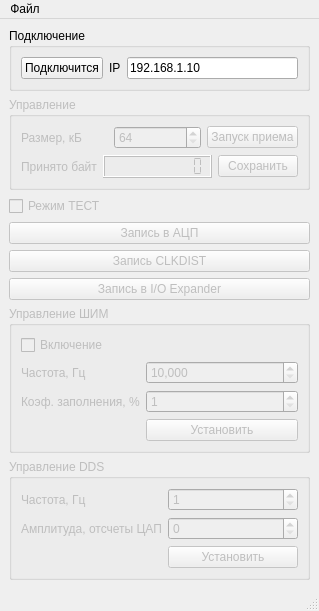
This is mainwindow.ui in reffum/digitizer_pc as Qt 5 draws it before an edit. The edited form follows.
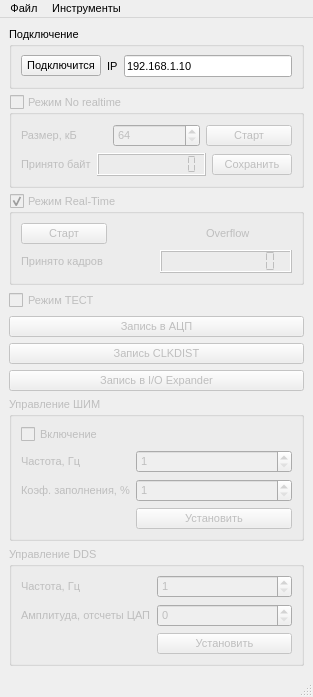
This is the edited form. Icons and pictures are not drawn. Custom widgets are drawn as their Qt base class.

Commit message:
Add code for receive data in Real-Time mode.
Data received and write to disk by net. All data packets write in 1 file and then special converter parse this file and save each packet in separate file.

```diff
--- a/mainwindow.ui
+++ b/mainwindow.ui
@@ -7,7 +7,7 @@
     <x>0</x>
     <y>0</y>
     <width>306</width>
-    <height>580</height>
+    <height>692</height>
    </rect>
   </property>
   <property name="minimumSize">
@@ -16,11 +16,22 @@
     <height>0</height>
    </size>
   </property>
+  <property name="font">
+   <font>
+    <pointsize>8</pointsize>
+   </font>
+  </property>
   <property name="windowTitle">
    <string>Оцифровщик </string>
   </property>
   <widget class="QWidget" name="centralwidget">
-   <layout class="QVBoxLayout" name="verticalLayout_2">
+   <property name="minimumSize">
+    <size>
+     <width>0</width>
+     <height>0</height>
+    </size>
+   </property>
+   <layout class="QVBoxLayout" name="verticalLayout_3">
     <item>
      <widget class="QGroupBox" name="groupBox">
       <property name="title">
@@ -59,12 +70,18 @@
      </widget>
     </item>
     <item>
-     <widget class="QGroupBox" name="control_groupBox">
+     <widget class="QGroupBox" name="noRealTime_groupBox">
       <property name="enabled">
        <bool>false</bool>
       </property>
       <property name="title">
-       <string>Управление</string>
+       <string>Режим No realtime</string>
+      </property>
+      <property name="checkable">
+       <bool>true</bool>
+      </property>
+      <property name="checked">
+       <bool>false</bool>
       </property>
       <layout class="QVBoxLayout" name="verticalLayout">
        <item>
@@ -88,7 +105,7 @@
             <number>64</number>
            </property>
            <property name="maximum">
-            <number>31744</number>
+            <number>131070</number>
            </property>
            <property name="singleStep">
             <number>64</number>
@@ -101,7 +118,10 @@
             <bool>false</bool>
            </property>
            <property name="text">
-            <string>Запуск приема</string>
+            <string>Старт</string>
+           </property>
+           <property name="checkable">
+            <bool>true</bool>
            </property>
           </widget>
          </item>
@@ -146,6 +166,74 @@
       </layout>
      </widget>
     </item>
+    <item>
+     <widget class="QGroupBox" name="realTime_groupBox">
+      <property name="enabled">
+       <bool>false</bool>
+      </property>
+      <property name="title">
+       <string>Режим Real-Time</string>
+      </property>
+      <property name="checkable">
+       <bool>true</bool>
+      </property>
+      <property name="checked">
+       <bool>true</bool>
+      </property>
+      <layout class="QVBoxLayout" name="verticalLayout_2">
+       <item>
+        <layout class="QHBoxLayout" name="horizontalLayout_5">
+         <item>
+          <widget class="QPushButton" name="realTime_pushButton">
+           <property name="text">
+            <string>Старт</string>
+           </property>
+           <property name="checkable">
+            <bool>true</bool>
+           </property>
+          </widget>
+         </item>
+         <item>
+          <widget class="QIndicator" name="ovf_indicator" native="true"/>
+         </item>
+         <item>
+          <widget class="QLabel" name="label_8">
+           <property name="text">
+            <string>Overflow</string>
+           </property>
+          </widget>
+         </item>
+        </layout>
+       </item>
+       <item>
+        <layout class="QHBoxLayout" name="horizontalLayout_6">
+         <item>
+          <widget class="QLabel" name="framesNum_label">
+           <property name="text">
+            <string>Принято кадров</string>
+           </property>
+          </widget>
+         </item>
+         <item>
+          <widget class="QLCDNumber" name="rtFrames_lcdNumber">
+           <property name="font">
+            <font>
+             <pointsize>12</pointsize>
+            </font>
+           </property>
+           <property name="digitCount">
+            <number>10</number>
+           </property>
+           <property name="segmentStyle">
+            <enum>QLCDNumber::Flat</enum>
+           </property>
+          </widget>
+         </item>
+        </layout>
+       </item>
+      </layout>
+     </widget>
+    </item>
     <item>
      <widget class="QCheckBox" name="test_checkBox">
       <property name="enabled">
@@ -215,7 +303,7 @@
           <bool>true</bool>
          </property>
          <property name="minimum">
-          <number>10000</number>
+          <number>1</number>
          </property>
          <property name="maximum">
           <number>15000</number>
@@ -323,13 +411,20 @@
      <height>21</height>
     </rect>
    </property>
-   <widget class="QMenu" name="menu">
+   <widget class="QMenu" name="file_menu">
     <property name="title">
      <string>Файл</string>
     </property>
     <addaction name="save_action"/>
    </widget>
-   <addaction name="menu"/>
+   <widget class="QMenu" name="tools_menu">
+    <property name="title">
+     <string>Инструменты</string>
+    </property>
+    <addaction name="fileParser_action"/>
+   </widget>
+   <addaction name="file_menu"/>
+   <addaction name="tools_menu"/>
   </widget>
   <widget class="QStatusBar" name="statusbar"/>
   <action name="save_action">
@@ -341,6 +436,16 @@
    </property>
   </action>
  </widget>
- <resources/>
+ <customwidgets>
+  <customwidget>
+   <class>QIndicator</class>
+   <extends>QWidget</extends>
+   <header>qindicator.h</header>
+   <container>1</container>
+  </customwidget>
+ </customwidgets>
+ <resources>
+  <include location="Resource.qrc"/>
+ </resources>
  <connections/>
 </ui>
```
Left out of the diff: 9 changed lines with no effect on the pictures. The commit also changes 20 other files.
